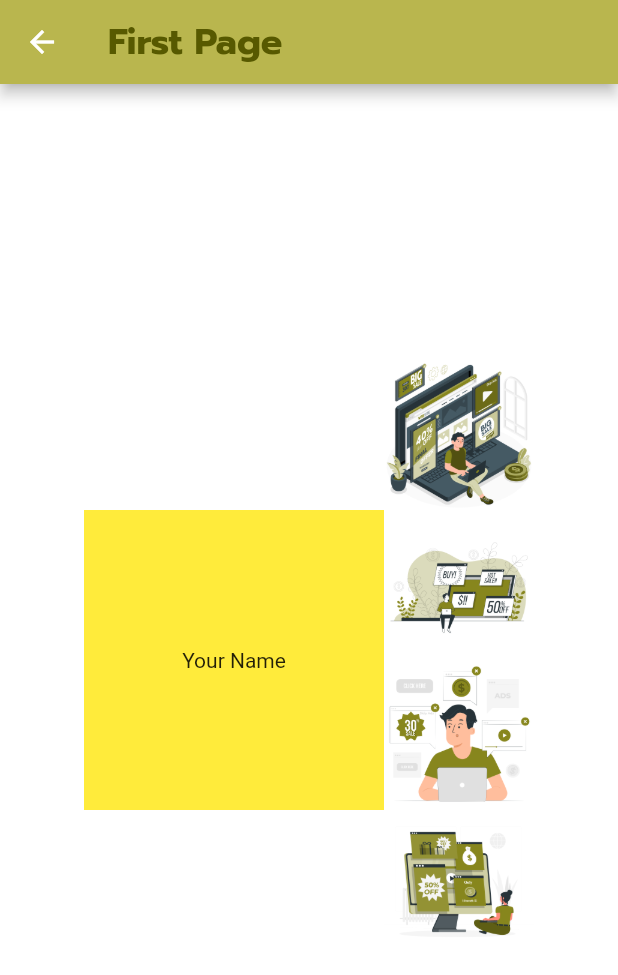
After one commit to BoonyasithKho/project_template_flutter, a Flutter app: the screen it shows after launch, after a tap on "First Screen", on a phone screen of 412 x 824 dp. The commit adds this screen. Shown: the top 975 px of the screen. Run offline on Flutter 3.47's test engine with Material 2 defaults, Android fonts, the phone set to English and light mode, and no system bars; our stand-ins replace flutter_map, latlong2, webview_flutter; network calls fail.

Commit message:
Full code Branch solve

```diff
--- a/lib/main.dart
+++ b/lib/main.dart
@@ -1,12 +1,20 @@
 import 'package:flutter/material.dart';
 import 'package:provider/provider.dart';
 
+import 'screens/first_sceen.dart';
+import 'screens/second_screen.dart';
+import 'screens/third_screen.dart';
+import 'screens/fourth_screen.dart';
 import 'screens/landing_page.dart';
 import 'utils/my_constant.dart';
 import 'utils/my_theme.dart';
 
 final Map<String, WidgetBuilder> mapRoute = {
   '/landingPage': (context) => const LandingPage(),
+  '/firstScreen': (context) => const FirstScreen(),
+  '/secondScreen': (context) => const SecondScreen(),
+  '/thirdScreen': (context) => const ThirdScreen(),
+  '/fourthScreen': (context) => const FourthScreen(),
 };
 
 void main(List<String> args) {
--- /dev/null
+++ b/lib/screens/first_sceen.dart
@@ -0,0 +1,80 @@
+import 'package:flutter/material.dart';
+import 'package:flutter/src/widgets/framework.dart';
+import 'package:flutter/src/widgets/placeholder.dart';
+import 'package:project_template_flutter/utils/my_constant.dart';
+import 'package:project_template_flutter/widgets/show_image.dart';
+
+import '../widgets/show_title.dart';
+
+class FirstScreen extends StatefulWidget {
+  const FirstScreen({super.key});
+
+  @override
+  State<FirstScreen> createState() => _FirstScreenState();
+}
+
+class _FirstScreenState extends State<FirstScreen> {
+  @override
+  Widget build(BuildContext context) {
+    return Scaffold(
+      appBar: AppBar(
+        title: ShowTitle(
+          title: 'First Page',
+          textStyle: Theme.of(context).textTheme.displayLarge,
+        ),
+        backgroundColor: Theme.of(context).primaryColor,
+      ),
+      body: Row(
+        mainAxisAlignment: MainAxisAlignment.center,
+        crossAxisAlignment: CrossAxisAlignment.center,
+        children: [
+          Column(
+            mainAxisAlignment: MainAxisAlignment.center,
+            crossAxisAlignment: CrossAxisAlignment.center,
+            children: [
+              GestureDetector(
+                onTap: () {
+                  print('Your Name');
+                },
+                child: Container(
+                  color: Colors.yellow,
+                  width: 200,
+                  height: 200,
+                  child: Center(
+                    child: Text('Your Name'),
+                  ),
+                ),
+              ),
+            ],
+          ),
+          Column(
+            mainAxisAlignment: MainAxisAlignment.center,
+            crossAxisAlignment: CrossAxisAlignment.center,
+            children: [
+              Container(
+                width: 100,
+                height: 100,
+                child: ShowImage(path: MyConstant.image1),
+              ),
+              Container(
+                width: 100,
+                height: 100,
+                child: ShowImage(path: MyConstant.image2),
+              ),
+              Container(
+                width: 100,
+                height: 100,
+                child: ShowImage(path: MyConstant.image3),
+              ),
+              Container(
+                width: 100,
+                height: 100,
+                child: ShowImage(path: MyConstant.image4),
+              ),
+            ],
+          )
+        ],
+      ),
+    );
+  }
+}
--- a/lib/screens/landing_page.dart
+++ b/lib/screens/landing_page.dart
@@ -27,7 +27,39 @@ class _LandingPageState extends State<LandingPage> {
         ],
       ),
       body: Center(
-        child: ShowImage(path: MyConstant.gistdaLogo),
+        child: Column(
+          children: [
+            ShowImage(path: MyConstant.gistdaLogo),
+            ElevatedButton(
+              onPressed: () {
+                print('Go to First Screen');
+                Navigator.pushNamed(context, MyConstant.routeFirstScreen);
+              },
+              child: const Text('First Screen'),
+            ),
+            ElevatedButton(
+              onPressed: () {
+                print('Go to Second Screen');
+                Navigator.pushNamed(context, MyConstant.routeSecondScreen);
+              },
+              child: const Text('Second Screen'),
+            ),
+            ElevatedButton(
+              onPressed: () {
+                print('Go to Third Screen');
+                Navigator.pushNamed(context, MyConstant.routeThirdScreen);
+              },
+              child: const Text('Third Screen'),
+            ),
+            ElevatedButton(
+              onPressed: () {
+                print('Go to Fourth Screen');
+                Navigator.pushNamed(context, MyConstant.routeFourthScreen);
+              },
+              child: const Text('Fourth Screen'),
+            ),
+          ],
+        ),
       ),
     );
   }
--- a/lib/utils/my_constant.dart
+++ b/lib/utils/my_constant.dart
@@ -2,11 +2,15 @@ import 'package:flutter/material.dart';
 
 class MyConstant {
   static String appName = 'Application Name';
-  static String domain = '';
+  static String domain = 'http://27.254.170.14/api1';
   static String publicKey = '';
   static String secretKey = '';
 
   static String routeLanding = '/landingPage';
+  static String routeFirstScreen = '/firstScreen';
+  static String routeSecondScreen = '/secondScreen';
+  static String routeThirdScreen = '/thirdScreen';
+  static String routeFourthScreen = '/fourthScreen';
 
   static Color primary = const Color(0xff87861d);
   static Color dark = const Color(0xff575900);
--- a/pubspec.yaml
+++ b/pubspec.yaml
@@ -36,6 +36,10 @@ dependencies:
   # Use with the CupertinoIcons class for iOS style icons.
   cupertino_icons: ^1.0.2
   provider: ^6.0.3
+  flutter_map: ^3.1.0
+  latlong2: ^0.8.1
+  http: ^0.13.5
+  webview_flutter: ^4.0.4
 
 dev_dependencies:
   flutter_test:
```
Also changed, not shown: lib/model/apidata.dart (added, +17 -0 lines), lib/screens/fourth_screen.dart (added, +41 -0 lines), lib/screens/second_screen.dart (added, +78 -0 lines), lib/screens/third_screen.dart (added, +82 -0 lines), pubspec.lock, 16 other files.
